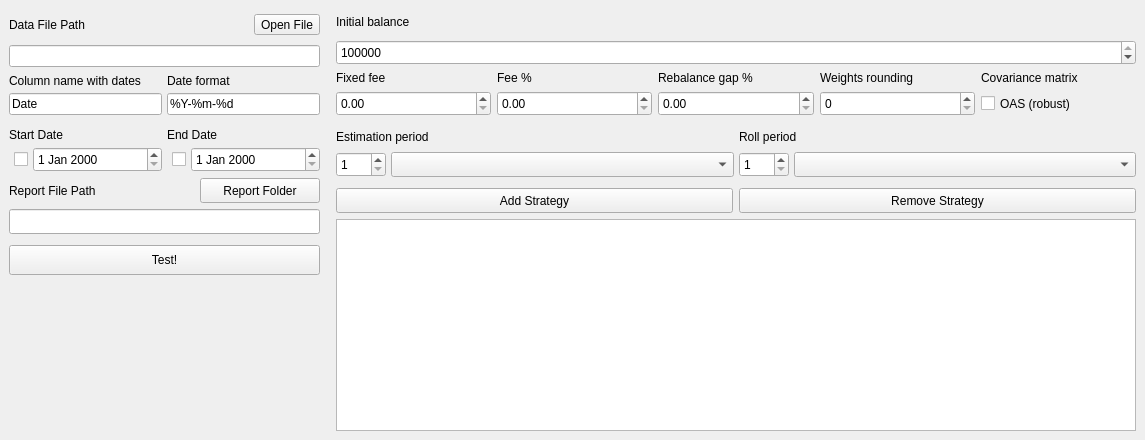
Above: hrp.ui from daniilmann/hrp before the change. Below: the same form after it.
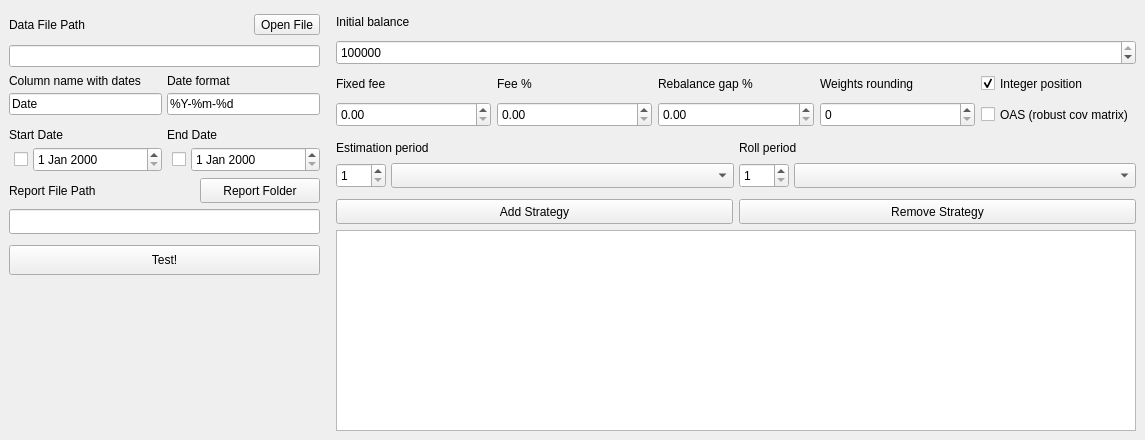
That is the form after the change.

Diff of the .ui file:
```diff
--- a/hrp.ui
+++ b/hrp.ui
@@ -462,9 +462,18 @@
           <item>
            <layout class="QVBoxLayout" name="covLayout">
             <item>
-             <widget class="QLabel" name="covLabel">
+             <widget class="QCheckBox" name="integerCheckBox">
+              <property name="minimumSize">
+               <size>
+                <width>0</width>
+                <height>25</height>
+               </size>
+              </property>
               <property name="text">
-               <string>Covariance matrix</string>
+               <string>Integer position</string>
+              </property>
+              <property name="checked">
+               <bool>true</bool>
               </property>
              </widget>
             </item>
@@ -477,7 +486,7 @@
                </size>
               </property>
               <property name="text">
-               <string>OAS (robust)</string>
+               <string>OAS (robust cov matrix)</string>
               </property>
              </widget>
             </item>
```
Left out of the diff: 2 changed lines with no effect on the pictures.
